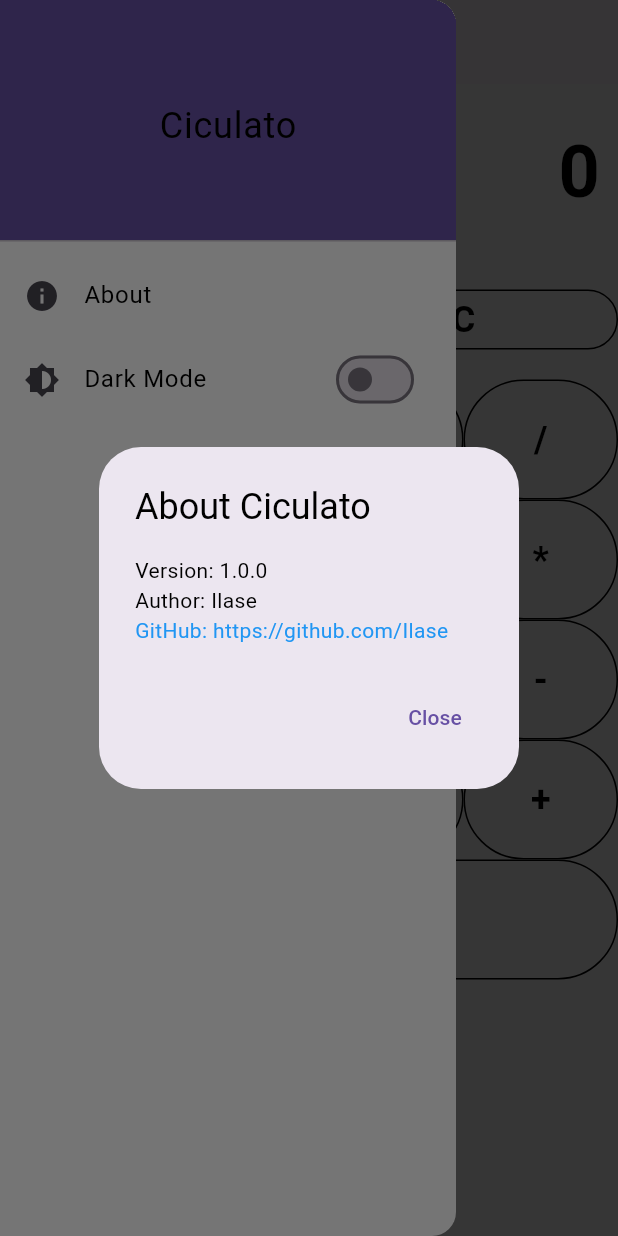
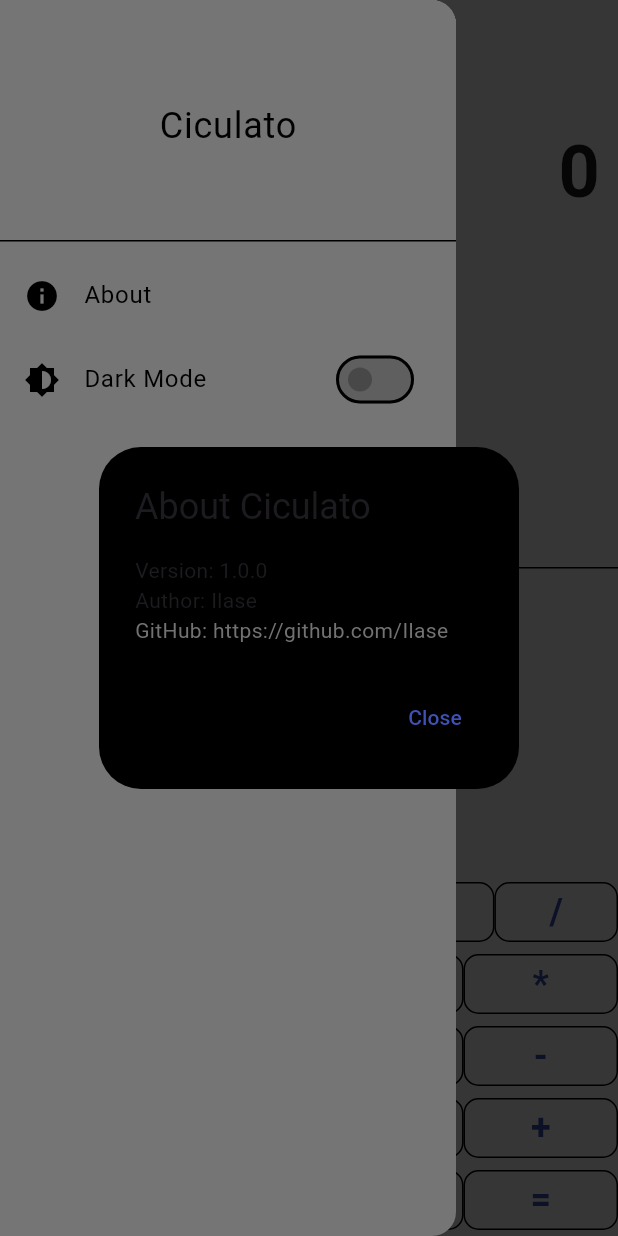
Before and after one commit to Ilase/ciculato, a Flutter app: the screen it shows after launch, in the side drawer, after a tap on "About", on a phone screen of 412 x 824 dp. Run offline on Flutter 3.47's test engine with Material 3 defaults, Android fonts, the phone set to English and light mode, and no system bars.

Commit message:
#3 Color theme setuo

```diff
--- a/lib/main.dart
+++ b/lib/main.dart
@@ -16,7 +16,9 @@ class MyApp extends StatefulWidget {
 class MyAppState extends State<MyApp> {
   ThemeMode _themeMode = ThemeMode.system;
 
+  @override
   void changeTheme(ThemeMode themeMode) {
+    if (!mounted) return;
     setState(() {
       _themeMode = themeMode;
     });
@@ -24,50 +26,70 @@ class MyAppState extends State<MyApp> {
 
   @override
   Widget build(BuildContext context) {
-    return MaterialApp(
-      title: 'Calculator App',
-      theme: ThemeData(
-        primarySwatch: Colors.indigo,
-        scaffoldBackgroundColor: Colors.white,
-        textTheme: const TextTheme(
-          bodyLarge: TextStyle(color: Colors.black),
-          bodyMedium: TextStyle(color: Colors.black),
-          bodySmall: TextStyle(color: Colors.black),
-          headlineSmall: TextStyle(color: Colors.black),
+    final lightThemeData = ThemeData.light().copyWith(
+      colorScheme: const ColorScheme.light().copyWith(
+        primary: Colors.indigo,
       ),
       outlinedButtonTheme: OutlinedButtonThemeData(
         style: OutlinedButton.styleFrom(
           side: const BorderSide(color: Colors.black),
-            textStyle: const TextStyle(color: Colors.black),
-            backgroundColor: Colors.white,
-            foregroundColor: Colors.black,
+          shape: RoundedRectangleBorder(
+            borderRadius: BorderRadius.circular(10),
           ),
         ),
-        drawerTheme: DrawerThemeData(
-          backgroundColor: Colors.white,
       ),
+      switchTheme: SwitchThemeData(
+        thumbColor: MaterialStateProperty.resolveWith<Color>(
+            (Set<MaterialState> states) {
+          if (states.contains(MaterialState.selected)) {
+            return Colors.white; // Белый кружочек, когда выбран
+          }
+          return Colors.grey; // Серый кружочек, когда не выбран
+        }),
+        trackColor: MaterialStateProperty.resolveWith<Color>(
+            (Set<MaterialState> states) {
+          if (states.contains(MaterialState.selected)) {
+            return Colors.black.withOpacity(0.5); // Черный фон, когда выбран
+          }
+          return Colors.grey.withOpacity(0.5); // Серый фон, когда не выбран
+        }),
       ),
-      darkTheme: ThemeData(
-        primarySwatch: Colors.indigo,
-        scaffoldBackgroundColor: Colors.black,
-        textTheme: const TextTheme(
-          bodyLarge: TextStyle(color: Colors.white),
-          bodyMedium: TextStyle(color: Colors.white),
-          bodySmall: TextStyle(color: Colors.white),
-          headlineSmall: TextStyle(color: Colors.white),
+    );
+
+    final darkThemeData = ThemeData.dark().copyWith(
+      colorScheme: const ColorScheme.dark().copyWith(
+        primary: Colors.indigo,
       ),
       outlinedButtonTheme: OutlinedButtonThemeData(
         style: OutlinedButton.styleFrom(
           side: const BorderSide(color: Colors.white),
-            textStyle: const TextStyle(color: Colors.white),
-            backgroundColor: Colors.black,
-            foregroundColor: Colors.white,
+          shape: RoundedRectangleBorder(
+            borderRadius: BorderRadius.circular(10),
           ),
         ),
-        drawerTheme: DrawerThemeData(
-          backgroundColor: Colors.black,
       ),
+      switchTheme: SwitchThemeData(
+        thumbColor: MaterialStateProperty.resolveWith<Color>(
+            (Set<MaterialState> states) {
+          if (states.contains(MaterialState.selected)) {
+            return Colors.black; // Черный кружочек, когда выбран
+          }
+          return Colors.grey; // Серый кружочек, когда не выбран
+        }),
+        trackColor: MaterialStateProperty.resolveWith<Color>(
+            (Set<MaterialState> states) {
+          if (states.contains(MaterialState.selected)) {
+            return Colors.white.withOpacity(0.5); // Белый фон, когда выбран
+          }
+          return Colors.grey.withOpacity(0.5); // Серый фон, когда не выбран
+        }),
       ),
+    );
+
+    return MaterialApp(
+      title: 'Calculator App',
+      theme: lightThemeData,
+      darkTheme: darkThemeData,
       themeMode: _themeMode,
       home: CalculatorScreen(changeTheme: changeTheme),
     );
@@ -84,6 +106,14 @@ class CalculatorScreen extends StatefulWidget {
 }
 
 class _CalculatorScreenState extends State<CalculatorScreen> {
+  ThemeMode _themeMode = ThemeMode.system;
+
+  @override
+  void initState() {
+    super.initState();
+    // _themeMode = widget.changeTheme(_themeMode); // No need to set theme mode here
+  }
+
   String _output = "0";
   String _currentInput = "0";
   String _operator = "";
@@ -92,7 +122,7 @@ class _CalculatorScreenState extends State<CalculatorScreen> {
   final List<String> _history = [];
   bool _showAdvancedOperations = false;
   final PageController _pageController = PageController();
-  bool _isDarkMode = false;
+  final bool _isDarkMode = false;
 
   void _buttonPressed(String buttonText) {
     if (buttonText == "C") {
@@ -170,16 +200,13 @@ class _CalculatorScreenState extends State<CalculatorScreen> {
 
   void _toggleTheme(bool value) {
     setState(() {
-      _isDarkMode = value;
+      _themeMode = value ? ThemeMode.dark : ThemeMode.light;
     });
-    widget.changeTheme(value ? ThemeMode.dark : ThemeMode.light);
+    widget.changeTheme(_themeMode);
   }
 
   Widget _buildButton(String buttonText) {
     return Expanded(
-      child: SizedBox(
-        height:
-            80, // adjust the height as needed to make the buttons more square
       child: OutlinedButton(
         onPressed: () => _buttonPressed(buttonText),
         child: Text(
@@ -187,21 +214,16 @@ class _CalculatorScreenState extends State<CalculatorScreen> {
           style: const TextStyle(fontSize: 24.0, fontWeight: FontWeight.bold),
         ),
       ),
-      ),
     );
   }
 
   Widget _buildAdvancedButton(String buttonText) {
     return Expanded(
-      child: SizedBox(
-        height:
-            80, // adjust the height as needed to make the buttons more square
       child: OutlinedButton(
         onPressed: () => _advancedButtonPressed(buttonText),
         child: Text(
           buttonText,
           style: const TextStyle(fontSize: 24.0, fontWeight: FontWeight.bold),
-          ),
         ),
       ),
     );
@@ -212,6 +234,8 @@ class _CalculatorScreenState extends State<CalculatorScreen> {
     return Scaffold(
       appBar: AppBar(
         title: const Text('Ciculato'),
+        backgroundColor:
+            _themeMode == ThemeMode.dark ? Colors.black : Colors.white,
       ),
       drawer: Drawer(
         child: ListView(
@@ -219,13 +243,16 @@ class _CalculatorScreenState extends State<CalculatorScreen> {
           children: <Widget>[
             DrawerHeader(
               decoration: BoxDecoration(
-                color: Theme.of(context).primaryColor,
+                color:
+                    _themeMode == ThemeMode.dark ? Colors.black : Colors.white,
               ),
               child: Center(
                 child: Text(
                   'Ciculato',
                   style: TextStyle(
-                    color: Theme.of(context).textTheme.bodyLarge!.color,
+                    color: _themeMode == ThemeMode.dark
+                        ? Colors.white
+                        : Colors.black,
                     fontSize: 24,
                   ),
                 ),
@@ -236,7 +263,9 @@ class _CalculatorScreenState extends State<CalculatorScreen> {
               title: Text(
                 'About',
                 style: TextStyle(
-                  color: Theme.of(context).textTheme.bodyLarge!.color,
+                  color: _themeMode == ThemeMode.dark
+                      ? Colors.white
+                      : Colors.black,
                 ),
               ),
               onTap: () {
@@ -244,6 +273,9 @@ class _CalculatorScreenState extends State<CalculatorScreen> {
                   context: context,
                   builder: (BuildContext context) {
                     return AlertDialog(
+                      backgroundColor: _themeMode == ThemeMode.light
+                          ? Colors.white
+                          : Colors.black,
                       title: const Text('About Ciculato'),
                       content: Column(
                         mainAxisSize: MainAxisSize.min,
@@ -257,7 +289,8 @@ class _CalculatorScreenState extends State<CalculatorScreen> {
                             },
                             child: const Text(
                               'GitHub: https://github.com/Ilase',
-                              style: TextStyle(color: Colors.blue),
+                              style: TextStyle(
+                                  color: Color.fromARGB(255, 114, 114, 114)),
                             ),
                           ),
                         ],
@@ -280,11 +313,13 @@ class _CalculatorScreenState extends State<CalculatorScreen> {
               title: Text(
                 'Dark Mode',
                 style: TextStyle(
-                  color: Theme.of(context).textTheme.bodyLarge!.color,
+                  color: _themeMode == ThemeMode.dark
+                      ? Colors.white
+                      : Colors.black,
                 ),
               ),
               trailing: Switch(
-                value: _isDarkMode,
+                value: _themeMode == ThemeMode.dark,
                 onChanged: _toggleTheme,
               ),
             ),
@@ -294,11 +329,10 @@ class _CalculatorScreenState extends State<CalculatorScreen> {
       body: AnimatedContainer(
         duration: const Duration(milliseconds: 500),
         curve: Curves.easeInOut,
-        color: _isDarkMode ? Colors.black : Colors.white,
+        color: _themeMode == ThemeMode.dark ? Colors.black : Colors.white,
         child: GestureDetector(
           onVerticalDragEnd: (details) {
             if (details.primaryVelocity! > 0) {
-              // Swipe up
               setState(() {
                 _showAdvancedOperations = !_showAdvancedOperations;
               });
@@ -306,14 +340,12 @@ class _CalculatorScreenState extends State<CalculatorScreen> {
           },
           onHorizontalDragEnd: (details) {
             if (details.primaryVelocity! > 0) {
-              // Swipe left
               _pageController.animateToPage(
                 2,
                 duration: const Duration(milliseconds: 500),
                 curve: Curves.easeInOut,
               );
             } else if (details.primaryVelocity! < 0) {
-              // Swipe right
               _pageController.animateToPage(
                 0,
                 duration: const Duration(milliseconds: 500),
@@ -335,17 +367,20 @@ class _CalculatorScreenState extends State<CalculatorScreen> {
                     Container(
                       alignment: Alignment.centerRight,
                       padding: const EdgeInsets.symmetric(
-                          vertical: 24.0, horizontal: 12.0),
+                        vertical: 24.0,
+                        horizontal: 12.0,
+                      ),
                       child: Text(
                         _output,
                         style: const TextStyle(
-                            fontSize: 48.0, fontWeight: FontWeight.bold),
+                          fontSize: 48.0,
+                          fontWeight: FontWeight.bold,
                         ),
                       ),
-                    // removed the line in the middle of the calculator
-                    // const Expanded(
-                    //   child: Divider(),
-                    // ),
+                    ),
+                    const Expanded(
+                      child: Divider(),
+                    ),
                     Column(
                       children: <Widget>[
                         Row(
@@ -354,16 +389,9 @@ class _CalculatorScreenState extends State<CalculatorScreen> {
                             _buildButton(")"),
                             Expanded(
                               flex: 2,
-                              child: OutlinedButton(
-                                onPressed: () => _buttonPressed("C"),
-                                child: const Text(
-                                  "C",
-                                  style: TextStyle(
-                                      fontSize: 24.0,
-                                      fontWeight: FontWeight.bold),
+                              child: _buildButton("C"),
                             ),
-                              ),
-                            ),
+                            _buildButton("/"),
                           ],
                         ),
                         Row(
@@ -371,7 +399,7 @@ class _CalculatorScreenState extends State<CalculatorScreen> {
                             _buildButton("7"),
                             _buildButton("8"),
                             _buildButton("9"),
-                            _buildButton("/"),
+                            _buildButton("*"),
                           ],
                         ),
                         Row(
@@ -379,7 +407,7 @@ class _CalculatorScreenState extends State<CalculatorScreen> {
                             _buildButton("4"),
                             _buildButton("5"),
                             _buildButton("6"),
-                            _buildButton("*"),
+                            _buildButton("-"),
                           ],
                         ),
                         Row(
@@ -387,7 +415,7 @@ class _CalculatorScreenState extends State<CalculatorScreen> {
                             _buildButton("1"),
                             _buildButton("2"),
                             _buildButton("3"),
-                            _buildButton("-"),
+                            _buildButton("+"),
                           ],
                         ),
                         Row(
@@ -395,11 +423,6 @@ class _CalculatorScreenState extends State<CalculatorScreen> {
                             _buildButton("."),
                             _buildButton("0"),
                             _buildButton("00"),
-                            _buildButton("+"),
-                          ],
-                        ),
-                        Row(
-                          children: <Widget>[
                             _buildButton("="),
                           ],
                         ),
@@ -454,11 +477,15 @@ class _CalculatorScreenState extends State<CalculatorScreen> {
                   Container(
                     alignment: Alignment.centerRight,
                     padding: const EdgeInsets.symmetric(
-                        vertical: 24.0, horizontal: 12.0),
+                      vertical: 24.0,
+                      horizontal: 12.0,
+                    ),
                     child: const Text(
                       "History",
                       style: TextStyle(
-                          fontSize: 24.0, fontWeight: FontWeight.bold),
+                        fontSize: 24.0,
+                        fontWeight: FontWeight.bold,
+                      ),
                     ),
                   ),
                   Expanded(
@@ -469,7 +496,9 @@ class _CalculatorScreenState extends State<CalculatorScreen> {
                           title: Text(
                             _history[index],
                             style: TextStyle(
-                              color: _isDarkMode ? Colors.white : Colors.black,
+                              color: _themeMode == ThemeMode.dark
+                                  ? Colors.white
+                                  : Colors.black,
                             ),
                           ),
                         );
```
Lines whose indentation alone changed are shown as unchanged.
